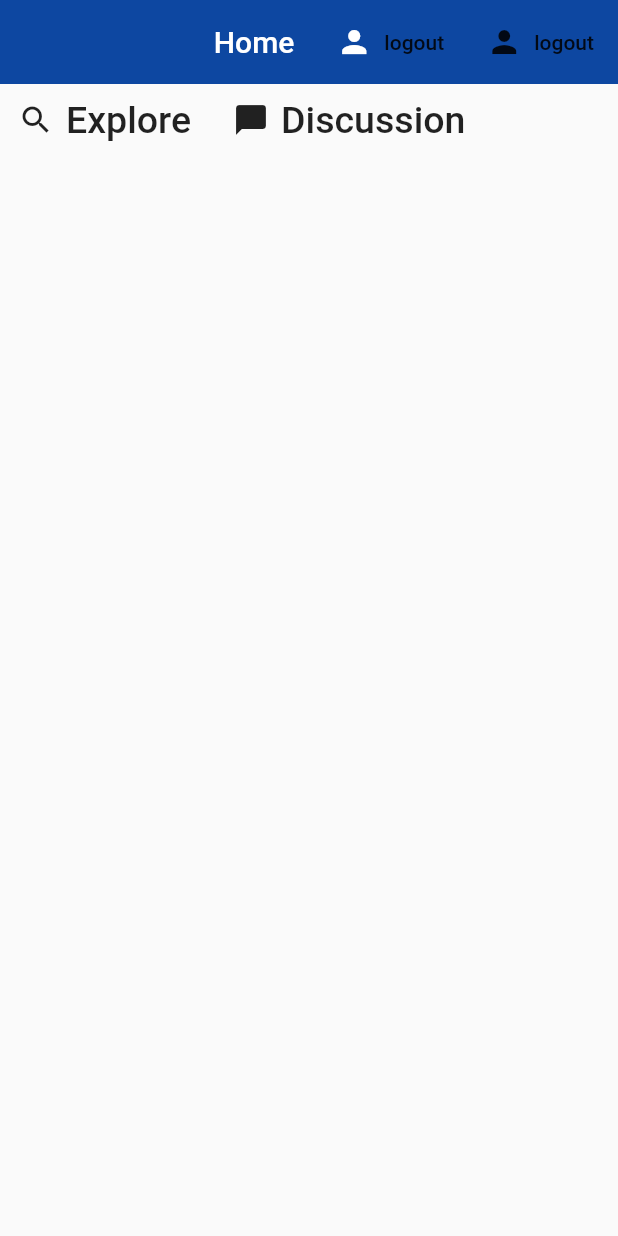
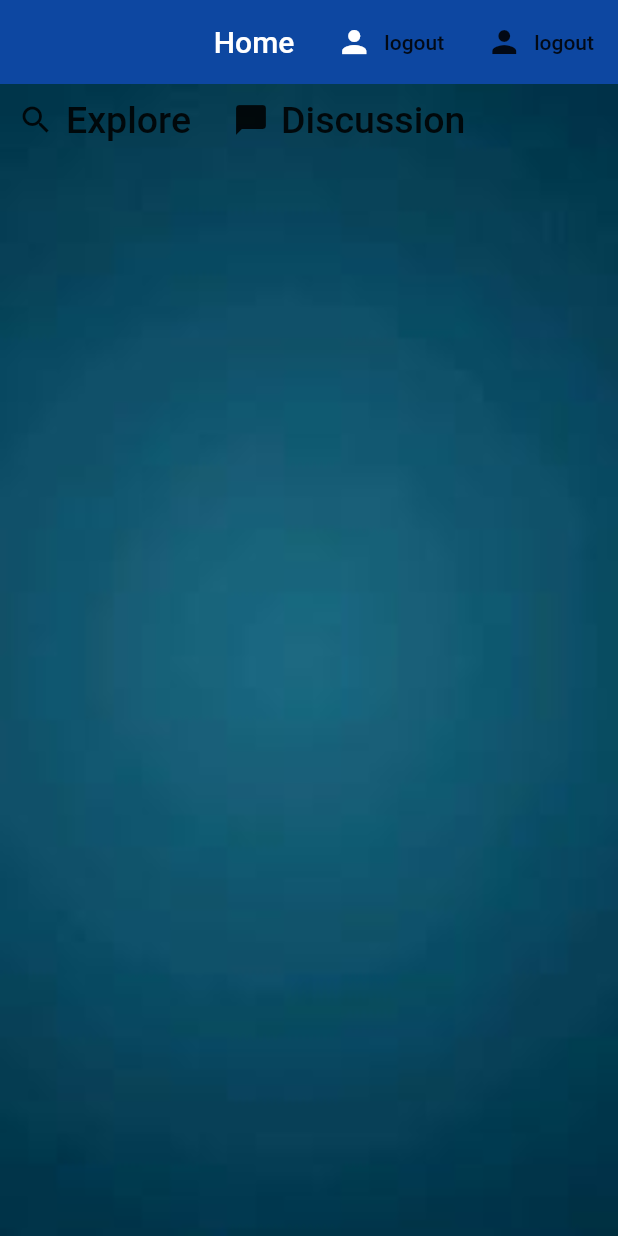
Before and after one commit to swathythadukkassery/sparkd, a Flutter app: the screen it shows once a user with an empty profile is signed in, after a tap on "logout", on a phone screen of 412 x 824 dp. Run offline on Flutter 3.47's test engine with Material 2 defaults, Android fonts, the phone set to English and light mode, and no system bars; our stand-ins replace cloud_firestore, firebase_auth, flutter_spinkit, google_sign_in, shared_preferences; accounts and stored records are empty.

Commit message:
first commit

```diff
--- a/lib/main.dart
+++ b/lib/main.dart
@@ -1,6 +1,7 @@
 import 'package:flutter/material.dart';
 import 'package:provider/provider.dart';
 import 'package:tictoc/pages/authenticate/authenticate.dart';
+import 'package:tictoc/pages/authenticate/helperfunction.dart';
 import 'package:tictoc/pages/authenticate/sign_in.dart';
 import 'package:tictoc/pages/models/user.dart';
 import 'package:tictoc/pages/screens/choose_location.dart';
@@ -18,6 +19,17 @@ class MyApp extends StatefulWidget {
 }
 
 class _MyAppState extends State<MyApp> {
+  bool userIsLoggedIn;
+  @override
+  void initState() {
+    // TODO: implement initState
+    super.initState();
+  }
+
+  getLoggedInState() async {
+    await helperFunctions.getUserLoggedInSharedPreference().then((value) {});
+  }
+
   @override
   Widget build(BuildContext context) {
     return StreamProvider<User>.value(
--- /dev/null
+++ b/lib/pages/authenticate/constantsFun.dart
@@ -0,0 +1,3 @@
+class Constants {
+  static String myName = "";
+}
--- /dev/null
+++ b/lib/pages/authenticate/helperfunction.dart
@@ -0,0 +1,41 @@
+import 'package:shared_preferences/shared_preferences.dart';
+
+class helperFunctions {
+  static String sharedPreferenceUserloggedInKey = "ISLOGGEDIN";
+  static String sharedPreferenceUserNameKey = "USERNAMEKEY";
+  static String sharedPreferenceUserEmailKey = "USEREMAILKEY";
+
+  // saving data to shared preference
+
+  static Future<bool> saveUserLoggedInSharedPreference(
+      bool isUserLoggedIn) async {
+    SharedPreferences prefs = await SharedPreferences.getInstance();
+    return await prefs.setBool(sharedPreferenceUserloggedInKey, isUserLoggedIn);
+  }
+
+  static Future<bool> saveUserNameSharedPreference(String userName) async {
+    SharedPreferences prefs = await SharedPreferences.getInstance();
+    return await prefs.setString(sharedPreferenceUserNameKey, userName);
+  }
+
+  static Future<bool> saveUserEmailSharedPreference(String userEmail) async {
+    SharedPreferences prefs = await SharedPreferences.getInstance();
+    return await prefs.setString(sharedPreferenceUserEmailKey, userEmail);
+  }
+
+  //getting data from shared preference
+  static Future<bool> getUserLoggedInSharedPreference() async {
+    SharedPreferences prefs = await SharedPreferences.getInstance();
+    return await prefs.getBool(sharedPreferenceUserloggedInKey);
+  }
+
+  static Future<String> getUserNameSharedPreference() async {
+    SharedPreferences prefs = await SharedPreferences.getInstance();
+    return await prefs.getString(sharedPreferenceUserNameKey);
+  }
+
+  static Future<String> getUserEmailSharedPreference() async {
+    SharedPreferences prefs = await SharedPreferences.getInstance();
+    return await prefs.getString(sharedPreferenceUserEmailKey);
+  }
+}
--- a/lib/pages/authenticate/register.dart
+++ b/lib/pages/authenticate/register.dart
@@ -1,8 +1,10 @@
 import 'package:flutter/material.dart';
+import 'package:tictoc/pages/authenticate/helperfunction.dart';
 import 'package:tictoc/services/auth.dart';
 import 'package:tictoc/shared/constants.dart';
 import 'package:google_sign_in/google_sign_in.dart';
 import 'package:tictoc/shared/loading.dart';
+import 'package:tictoc/services/database.dart';
 
 class Register extends StatefulWidget {
   @override
@@ -15,9 +17,12 @@ class _RegisterState extends State<Register> {
   @override
   final AuthService _auth = AuthService();
   final _formKey = GlobalKey<FormState>();
+  DatabaseMethods databaseMethods = new DatabaseMethods();
+
   bool loading = false;
   //text state
   String email = '';
+  String name = '';
   String password = '';
   String error = '';
 
@@ -45,30 +50,44 @@ class _RegisterState extends State<Register> {
                     image: DecorationImage(
                         image: AssetImage('assets/images/background.png'),
                         fit: BoxFit.fill)),
-                padding: EdgeInsets.symmetric(vertical: 20.0, horizontal: 50.0),
-                child: Form(
+                padding: EdgeInsets.symmetric(vertical: 5.0, horizontal: 40.0),
+                child: Stack(
+                  children: <Widget>[
+                    Form(
                       key: _formKey,
                       child: Column(
                         children: <Widget>[
-                      SizedBox(height: 20.0),
+                          SizedBox(height: 10.0),
+                          TextFormField(
+                            validator: (val) =>
+                                val.isEmpty ? 'Enter valid name' : null,
+                            style: TextStyle(color: Colors.black),
+                            decoration: textInputDecoration2.copyWith(
+                                hintText: 'Name',
+                                icon: Icon(Icons.person_outline)),
+                            onChanged: (val) {
+                              setState(() => name = val);
+                            },
+                          ),
+                          SizedBox(height: 10.0),
                           TextFormField(
                             validator: (val) =>
                                 val.isEmpty ? 'Enter valid email' : null,
                             style: TextStyle(color: Colors.black),
-                        decoration: textInputDecoration.copyWith(
+                            decoration: textInputDecoration2.copyWith(
                                 hintText: 'Email',
                                 icon: Icon(Icons.person_outline)),
                             onChanged: (val) {
                               setState(() => email = val);
                             },
                           ),
-                      SizedBox(height: 20.0),
+                          SizedBox(height: 10.0),
                           TextFormField(
                             validator: (val) => val.length < 6
                                 ? 'Password should contain atleast 6 letters'
                                 : null,
                             style: TextStyle(color: Colors.black),
-                        decoration: textInputDecoration.copyWith(
+                            decoration: textInputDecoration2.copyWith(
                                 hintText: 'Password',
                                 icon: Icon(Icons.lock_outline)),
                             obscureText: true,
@@ -77,7 +96,14 @@ class _RegisterState extends State<Register> {
                             },
                           ),
                           SizedBox(height: 20.0),
-                      RaisedButton(
+                          Container(
+                            child: Expanded(
+                              child: Align(
+                                alignment: Alignment(0.2, 1.0),
+                                child: RaisedButton(
+                                  shape: RoundedRectangleBorder(
+                                    borderRadius: BorderRadius.circular(20.0),
+                                  ),
                                   color: Colors.pink,
                                   child: Text(
                                     'register',
@@ -85,25 +111,47 @@ class _RegisterState extends State<Register> {
                                   ),
                                   onPressed: () async {
                                     if (_formKey.currentState.validate()) {
+                                      Map<String, String> userInfoMap = {
+                                        'name': name,
+                                        'email': email,
+                                      };
+                                      helperFunctions
+                                          .saveUserNameSharedPreference(name);
+                                      helperFunctions
+                                          .saveUserEmailSharedPreference(email);
                                       setState(() => loading = true);
                                       dynamic result = await _auth
-                                .registerWithEmailAndPassword(email, password);
+                                          .registerWithEmailAndPassword(
+                                              email, password);
+
                                       if (result == null) {
                                         setState(() {
                                           error = 'supply a valid email';
                                           loading = false;
                                         });
+                                      } else {
+                                        databaseMethods
+                                            .uploadUserInfo(userInfoMap);
+                                        helperFunctions
+                                            .saveUserLoggedInSharedPreference(
+                                                true);
                                       }
                                     }
                                   },
                                 ),
+                              ),
+                            ),
+                          ),
                           SizedBox(height: 12.0),
                           Text(
                             error,
-                        style: TextStyle(color: Colors.amber, fontSize: 14.0),
+                            style:
+                                TextStyle(color: Colors.amber, fontSize: 14.0),
                           ),
                         ],
                       ),
+                    ),
+                  ],
                 )));
   }
 }
--- a/lib/pages/authenticate/sign_in.dart
+++ b/lib/pages/authenticate/sign_in.dart
@@ -1,6 +1,9 @@
+import 'package:cloud_firestore/cloud_firestore.dart';
 import 'package:flutter/material.dart';
+import 'package:tictoc/pages/authenticate/helperfunction.dart';
 import 'package:tictoc/pages/screens/Discussion.dart';
 import 'package:tictoc/pages/screens/home.dart';
+import 'package:tictoc/services/database.dart';
 import 'package:tictoc/shared/loading.dart';
 import 'package:tictoc/services/auth.dart';
 import 'package:tictoc/shared/constants.dart';
@@ -20,6 +23,8 @@ class _SignInState extends State<SignIn> {
   final AuthService _auth = AuthService();
   final _formKey = GlobalKey<FormState>();
   bool loading = false;
+  QuerySnapshot snapshotUserInfo;
+  DatabaseMethods databaseMethods = new DatabaseMethods();
 
   //text state
   String email = '';
@@ -45,26 +50,26 @@ class _SignInState extends State<SignIn> {
               ],
             ),
             body: Container(
-              height: 400,
+              //height: 400,
               decoration: BoxDecoration(
                   image: DecorationImage(
-                      image: AssetImage('assets/images/background.png'),
+                      image: AssetImage('assets/images/bg2.jpg'),
                       fit: BoxFit.fill)),
               child: Stack(
                 children: <Widget>[
                   Center(
                     child: Container(
                         padding: EdgeInsets.symmetric(
-                            vertical: 50.0, horizontal: 50.0),
+                            vertical: 20.0, horizontal: 50.0),
                         child: Form(
                           key: _formKey,
                           child: Column(
                             children: <Widget>[
-                              SizedBox(height: 10.0),
+                              SizedBox(height: 5.0),
                               TextFormField(
                                 validator: (val) =>
                                     val.isEmpty ? 'Enter valid email' : null,
-                                style: TextStyle(color: Colors.black),
+                                style: TextStyle(color: Colors.white),
                                 decoration: textInputDecoration.copyWith(
                                   hintText: 'Email',
                                   icon: Icon(Icons.person_outline),
@@ -73,12 +78,12 @@ class _SignInState extends State<SignIn> {
                                   setState(() => email = val);
                                 },
                               ),
-                              SizedBox(height: 10.0),
+                              SizedBox(height: 20.0),
                               TextFormField(
                                 validator: (val) => val.length < 6
                                     ? 'Password should contain atleast 6 letters'
                                     : null,
-                                style: TextStyle(color: Colors.black),
+                                style: TextStyle(color: Colors.white),
                                 decoration: textInputDecoration.copyWith(
                                     hintText: 'Password',
                                     icon: Icon(Icons.lock_outline)),
@@ -87,8 +92,11 @@ class _SignInState extends State<SignIn> {
                                   setState(() => password = val);
                                 },
                               ),
-                              // SizedBox(height: 20.0),
+                              SizedBox(height: 20.0),
                               RaisedButton(
+                                shape: RoundedRectangleBorder(
+                                  borderRadius: BorderRadius.circular(20.0),
+                                ),
                                 color: Colors.pink,
                                 child: Text(
                                   'signin',
@@ -96,7 +104,19 @@ class _SignInState extends State<SignIn> {
                                 ),
                                 onPressed: () async {
                                   if (_formKey.currentState.validate()) {
+                                    helperFunctions
+                                        .saveUserEmailSharedPreference(email);
+                                    //function to get username
                                     setState(() => loading = true);
+                                    databaseMethods
+                                        .getUserByEmail(email)
+                                        .then((val) {
+                                      snapshotUserInfo = val;
+                                      helperFunctions
+                                          .saveUserNameSharedPreference(
+                                              snapshotUserInfo
+                                                  .documents[0].data["name"]);
+                                    });
                                     dynamic result =
                                         await _auth.signInWithEmailAndPassword(
                                             email, password);
@@ -106,16 +126,20 @@ class _SignInState extends State<SignIn> {
                                             'could not signin with those credentials';
                                         loading = false;
                                       });
+                                    } else {
+                                      helperFunctions
+                                          .saveUserLoggedInSharedPreference(
+                                              true);
                                     }
                                   }
                                 },
                               ),
-                              // SizedBox(height: 12.0),
-                              // Text(
-                              //   error,
-                              //   style:
-                              //       TextStyle(color: Colors.amber, fontSize: 14.0),
-                              // ),
+                              SizedBox(height: 8.0),
+                              Text(
+                                error,
+                                style: TextStyle(
+                                    color: Colors.amber, fontSize: 14.0),
+                              ),
                             ],
                           ),
                         )),
--- a/lib/pages/screens/home.dart
+++ b/lib/pages/screens/home.dart
@@ -1,8 +1,10 @@
 import 'package:flutter/material.dart';
-import 'package:google_sign_in/google_sign_in.dart';
 import 'package:tictoc/pages/authenticate/sign_in.dart';
+import 'package:tictoc/pages/screens/Discussion.dart';
 import 'package:tictoc/pages/screens/choose_location.dart';
 import 'package:tictoc/services/auth.dart';
+import 'package:tictoc/pages/authenticate/constantsFun.dart';
+import 'package:tictoc/pages/authenticate/helperfunction.dart';
 
 class Home extends StatefulWidget {
   @override
@@ -12,6 +14,16 @@ class Home extends StatefulWidget {
 class _HomeState extends State<Home> {
   @override
   final AuthService _auth = AuthService();
+
+  void initState() {
+    getUserInfo();
+    super.initState();
+  }
+
+  getUserInfo() async {
+    Constants.myName = await helperFunctions.getUserNameSharedPreference();
+  }
+
   Widget build(BuildContext context) {
     return new Scaffold(
       appBar: AppBar(
@@ -34,6 +46,7 @@ class _HomeState extends State<Home> {
             icon: Icon(Icons.person),
             label: Text('logout'),
             onPressed: () {
+              //await _auth.signOut();
               _auth.signOutGoogle();
 
               Navigator.of(context).pushAndRemoveUntil(
@@ -45,6 +58,10 @@ class _HomeState extends State<Home> {
         ],
       ),
       body: SafeArea(
+        child: Container(
+          decoration: BoxDecoration(
+              image: DecorationImage(
+                  image: AssetImage('assets/images/bg.jpg'), fit: BoxFit.fill)),
           child: Column(
             children: <Widget>[
               Row(
@@ -67,6 +84,10 @@ class _HomeState extends State<Home> {
                   Container(
                     child: FlatButton.icon(
                       onPressed: () {
+                        Navigator.push(
+                            context,
+                            MaterialPageRoute(
+                                builder: (context) => Discussion()));
                         // Navigator.pushNamed(context, '/loading');
                       },
                       icon: Icon(Icons.chat_bubble),
@@ -84,6 +105,7 @@ class _HomeState extends State<Home> {
             ],
           ),
         ),
+      ),
     );
   }
 }
--- a/pubspec.yaml
+++ b/pubspec.yaml
@@ -35,6 +35,7 @@ dependencies:
   google_sign_in: ^4.5.3
   firebase_core: ^0.4.0
   flutter_spinkit: "^4.1.2"
+  shared_preferences: ^0.5.10
 
 
 
```
Also changed, not shown: lib/pages/screens/Discussion.dart (+23 -11 lines), lib/pages/screens/conversations.dart (added, +15 -0 lines), lib/pages/screens/search.dart (added, +165 -0 lines), lib/services/database.dart (+27 -2 lines), lib/shared/constants.dart (+15 -2 lines), assets/images/bg.jpg (added), assets/images/bg2.jpg (added), assets/images/bg3.jpg (added), assets/images/search_white.png (added), pubspec.lock, 1 other file. Lines whose indentation alone changed are shown as unchanged.
